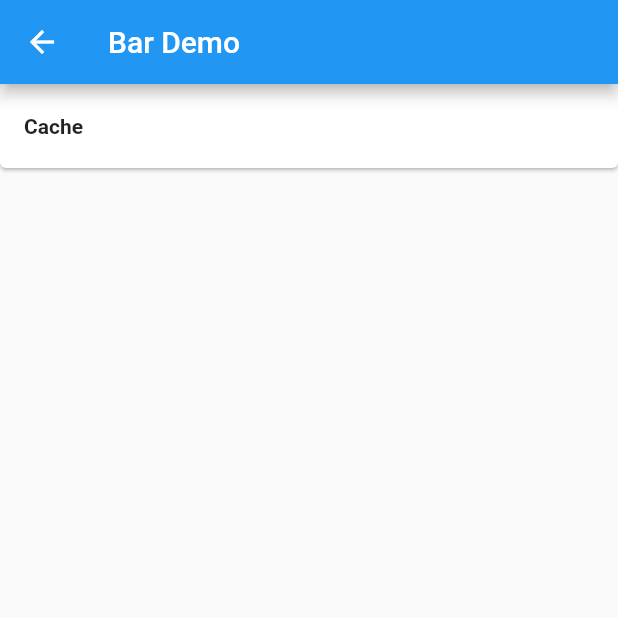
After one commit to banketree/flutter_fun_app, a Flutter app: the PluginDemoPage screen opened directly, on a phone screen of 412 x 824 dp, the top half of it. The commit adds this screen. Run offline on Flutter 3.47's test engine with Material 2 defaults, Android fonts, the phone set to English and light mode, and no system bars; our stand-ins replace flutter_redux, image_picker, redux, rxdart, sentry; missing offline and left inert: disk_lru_cache, provide.

Commit message:
cache 插件

```diff
--- /dev/null
+++ b/lib/fun/plugin/index.dart
@@ -0,0 +1,61 @@
+import 'package:flutter/material.dart';
+import 'package:flutter_app_fun/bean/fun_item.dart';
+import 'cache/index.dart';
+
+class PluginDemoPage extends StatelessWidget {
+  final List<FunItem> funLists = [];
+
+  initData(BuildContext context) {
+    funLists
+      ..add(FunItem(
+          name: "Cache",
+          callback: (it) {
+            jumpTo(context,CacheDemo());
+          }));
+  }
+
+  jumpTo(BuildContext context,Widget target) {
+    Navigator.push(
+        context,
+        new MaterialPageRoute(
+            builder: (context) => target));
+  }
+
+  @override
+  Widget build(BuildContext context) {
+    initData(context);
+
+    return Scaffold(
+      appBar: AppBar(
+        title: Text("Bar Demo"),
+      ),
+      body: Container(
+        child: ListView.builder(
+          itemBuilder: (BuildContext context, int index) {
+            return _getItemUI(context, funLists[index]);
+          },
+          itemCount: funLists.length,
+        ),
+      ),
+    );
+  }
+
+  Widget _getItemUI(BuildContext context, FunItem item) {
+    return Card(
+      margin: EdgeInsets.all(0),
+      child: Column(
+        children: <Widget>[
+          ListTile(
+            title: Text(
+              item.name,
+              style: TextStyle(fontSize: 14.0, fontWeight: FontWeight.bold),
+            ),
+            onTap: () {
+              item.callback(item);
+            },
+          )
+        ],
+      ),
+    );
+  }
+}
--- a/lib/main.dart
+++ b/lib/main.dart
@@ -2,6 +2,7 @@ import 'package:flutter/material.dart';
 import 'bean/fun_item.dart';
 import 'fun/layout/index.dart';
 import 'fun/state/index.dart';
+import 'fun/plugin/index.dart';
 import 'dart:io';
 
 
@@ -55,6 +56,11 @@ class HomePage extends StatelessWidget {
           name: "4种状态管理",
           callback: (it) {
             jumpTo(context,StateDemoPage());
+          }))
+      ..add(FunItem(
+          name: "插件管理",
+          callback: (it) {
+            jumpTo(context,PluginDemoPage());
           }));
   }
 
--- a/pubspec.yaml
+++ b/pubspec.yaml
@@ -44,6 +44,7 @@ dev_dependencies:
   flutter_redux: ^0.5.3
   provide: ^1.0.2
   sentry: ^2.2.0
+  disk_lru_cache: ^0.0.1
 
 # For information on the generic Dart part of this file, see the
 # following page: https://dart.dev/tools/pub/pubspec
```
Also changed, not shown: lib/fun/plugin/cache/CacheManger.dart (added, +56 -0 lines), lib/fun/plugin/cache/CacheObject.dart (added, +130 -0 lines), lib/fun/plugin/cache/index.dart (added, +98 -0 lines), pubspec.lock.
